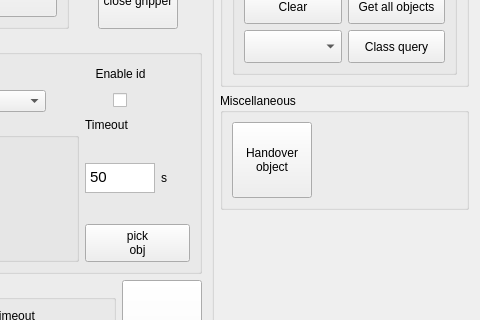
The window that rqt_tables_demo/config/rqt_tables_demo.ui (DFKI-NI/mobipick_labs) describes before a commit, drawn with Qt 5; both pictures show x 272 to 752 and y 278 to 598 of the 752 by 853 pixel window.
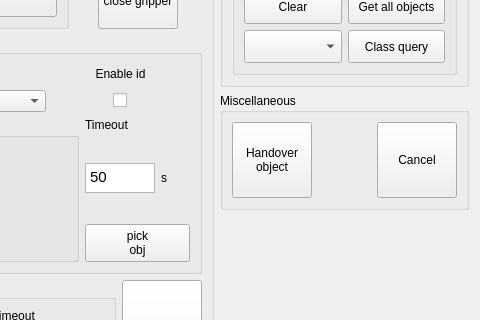
The same window after the commit.

Commit message: add cancel button and disable groupbox during execution

```diff
--- a/rqt_tables_demo/config/rqt_tables_demo.ui
+++ b/rqt_tables_demo/config/rqt_tables_demo.ui
@@ -887,7 +887,7 @@
        </property>
        <layout class="QVBoxLayout" name="verticalLayout_4">
         <item>
-         <layout class="QHBoxLayout" name="horizontalLayout_2" stretch="1,2">
+         <layout class="QHBoxLayout" name="horizontalLayout_2" stretch="1,2,0">
           <item>
            <widget class="QPushButton" name="cmdHandOverObject">
             <property name="sizePolicy">
@@ -915,6 +915,19 @@
             </property>
            </spacer>
           </item>
+          <item>
+           <widget class="QPushButton" name="cmdCancel">
+            <property name="sizePolicy">
+             <sizepolicy hsizetype="Minimum" vsizetype="Expanding">
+              <horstretch>0</horstretch>
+              <verstretch>0</verstretch>
+             </sizepolicy>
+            </property>
+            <property name="text">
+             <string>Cancel</string>
+            </property>
+           </widget>
+          </item>
          </layout>
         </item>
        </layout>
```
The commit also changes 1 other file.
